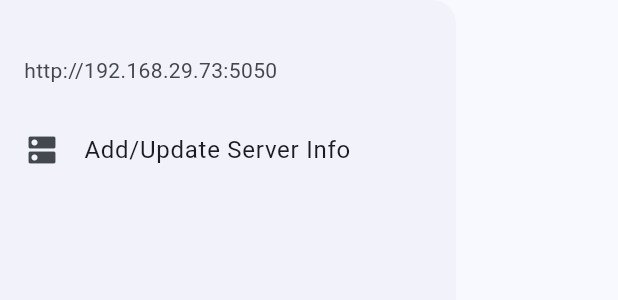
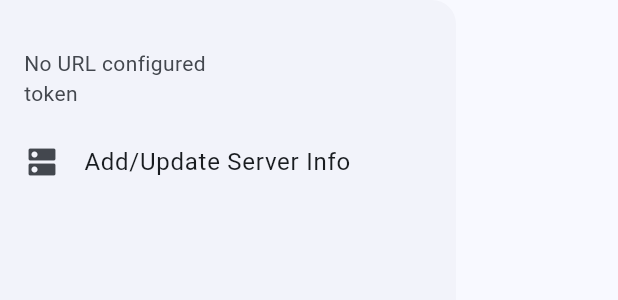
Before and after one commit to Aadityajoshi151/baserowdroid, a Flutter app: the Appdrawer widget shown alone on an empty page, opened directly with empty values, on a phone screen of 412 x 824 dp. Shown: the top 300 px of the screen. Run offline on Flutter 3.47's test engine with Material 3 defaults, Android fonts, the phone set to English and light mode, and no system bars; our stand-ins replace shared_preferences; accounts and stored records are empty.

Commit message:
chore: reads url and token from shared prefs to display in app drawer

```diff
--- /dev/null
+++ b/lib/utils/FetchAuthToken.dart
@@ -0,0 +1,6 @@
+import 'package:shared_preferences/shared_preferences.dart';
+
+Future<String> readAuthToken() async {
+  SharedPreferences prefs = await SharedPreferences.getInstance();
+  return prefs.getString('auth_token') ?? 'No token configured';
+}
--- /dev/null
+++ b/lib/utils/FetchServerURL.dart
@@ -0,0 +1,6 @@
+import 'package:shared_preferences/shared_preferences.dart';
+
+Future<String> readServerUrl() async {
+  SharedPreferences prefs = await SharedPreferences.getInstance();
+  return prefs.getString('server_url') ?? 'No URL configured';
+}
--- a/lib/widgets/AppDrawer.dart
+++ b/lib/widgets/AppDrawer.dart
@@ -1,4 +1,6 @@
 import 'package:baserowdroid/screens/ServerDetails.dart';
+import 'package:baserowdroid/utils/FetchAuthToken.dart';
+import 'package:baserowdroid/utils/FetchServerURL.dart';
 import 'package:flutter/material.dart';
 
 class Appdrawer extends StatefulWidget {
@@ -10,6 +12,27 @@ class Appdrawer extends StatefulWidget {
 }
 
 class _AppdrawerState extends State<Appdrawer> {
+  String server_url = '';
+  String auth_token = '';
+
+  @override
+  void initState() {
+    super.initState();
+
+    // Directly call the readServerUrl function without a separate method
+    readServerUrl().then((url) {
+      setState(() {
+        server_url = url;
+      });
+    });
+
+    readAuthToken().then((token) {
+      setState(() {
+        auth_token = token;
+      });
+    });
+  }
+
   @override
   Widget build(BuildContext context) {
     return Drawer(
@@ -17,9 +40,7 @@ class _AppdrawerState extends State<Appdrawer> {
         children: [
           ListTile(
             title: Text(widget.title),
-            subtitle: const Text(
-                //TODO: use server url stored in memory
-                'http://192.168.29.73:5050'),
+            subtitle: Text("$server_url\n$auth_token"),
           ),
           ListTile(
             leading: const Icon(Icons.dns),
```
